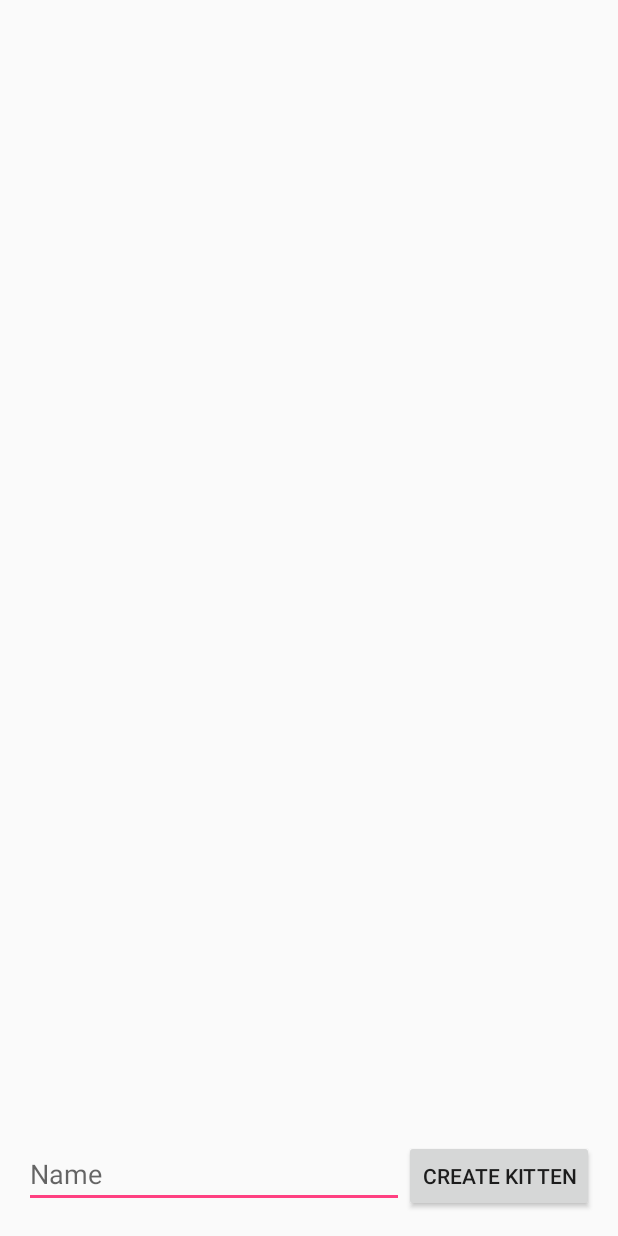
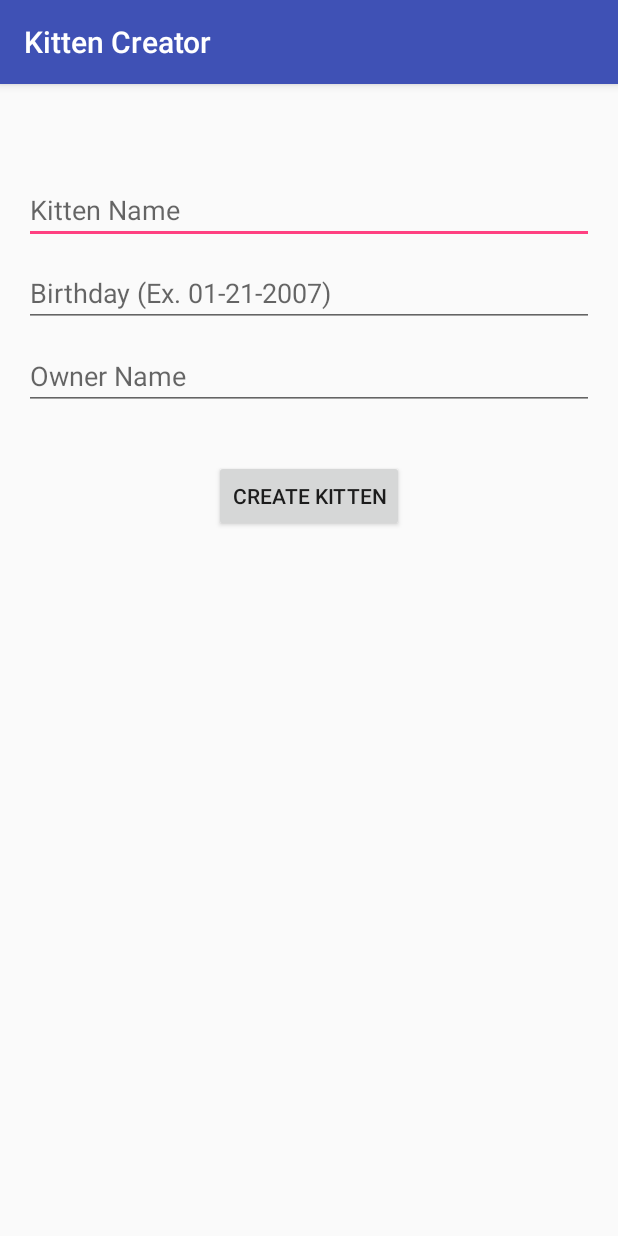
Before and after one commit to Summer-Rose/Epicodus_ParseSubclass_Demo, an Android app: the screen it shows after launch (MainActivity), on a phone screen of 412 x 824 dp. Run offline under Robolectric (Android 15) with nearby library versions, the phone set to English and light mode, and no system bars; libraries missing offline, so code that uses them is left out: com.parse; 3 statements that could not run were skipped.

Commit message:
Add RecyclerView with custom list adapter

```diff
--- a/app/build.gradle
+++ b/app/build.gradle
@@ -23,6 +23,8 @@ dependencies {
     compile fileTree(dir: 'libs', include: ['*.jar'])
     testCompile 'junit:junit:4.12'
     compile 'com.android.support:appcompat-v7:23.1.1'
+    compile 'com.android.support:recyclerview-v7:23.1.1'
     compile 'com.parse.bolts:bolts-android:1.+'
     compile 'com.parse:parse-android:1.+'
+    compile 'com.jakewharton:butterknife:7.0.1'
 }
--- a/app/src/main/java/com/example/guest/parsetest/ParseTestApplication.java
+++ b/app/src/main/java/com/example/guest/parsetest/KittenCreator.java
@@ -2,18 +2,19 @@ package com.example.guest.parsetest;
 
 import android.app.Application;
 
+import com.example.guest.parsetest.models.Kitten;
 import com.parse.Parse;
 import com.parse.ParseObject;
 
 /**
  * Created by Guest on 12/3/15.
  */
-public class ParseTestApplication extends Application {
+public class KittenCreator extends Application {
     @Override public void onCreate() {
         super.onCreate();
 
         Parse.enableLocalDatastore(this);
         ParseObject.registerSubclass(Kitten.class);
-        Parse.initialize(this, "NUF3Zno2ci0DasLAVHXWP4NiFU398KRxEaPavmZ2", "NbqbPVnVm30hIX6UMWF5Xml3jNe2CoDt5l4I6DlB");
+        Parse.initialize(this, this.getString(R.string.parse_application_id), this.getString(R.string.parse_client_key));
     }
 }
--- a/app/src/main/java/com/example/guest/parsetest/MainActivity.java
+++ /dev/null
@@ -1,49 +0,0 @@
-package com.example.guest.parsetest;
-
-import android.app.ListActivity;
-import android.os.Bundle;
-import android.view.View;
-import android.widget.ArrayAdapter;
-import android.widget.EditText;
-
-import com.parse.FindCallback;
-import com.parse.ParseException;
-
-import java.util.ArrayList;
-import java.util.List;
-
-public class MainActivity extends ListActivity {
-    ArrayAdapter<String> adapter;
-
-    @Override
-    protected void onCreate(Bundle savedInstanceState) {
-        super.onCreate(savedInstanceState);
-        setContentView(R.layout.activity_main);
-
-        final EditText kittenNameEditText = (EditText) findViewById(R.id.kittenNameEditText);
-
-        findViewById(R.id.createKittenButton).setOnClickListener(new View.OnClickListener() {
-            @Override
-            public void onClick(View v) {
-                String name = kittenNameEditText.getText().toString();
-                Kitten newKitten = new Kitten(name);
-                newKitten.saveInBackground();
-                adapter.add(name);
-                kittenNameEditText.setText("");
-            }
-        });
-
-        Kitten.findAll(new FindCallback<Kitten>() {
-            @Override
-            public void done(List<Kitten> kittens, ParseException e) {
-                ArrayList<String> kittenNames = new ArrayList<String>();
-                for (int i = 0; i < kittens.size(); i++) {
-                    kittenNames.add(kittens.get(i).getString("name"));
-                }
-                adapter = new ArrayAdapter<String>(MainActivity.this, android.R.layout.simple_list_item_1, kittenNames);
-                setListAdapter(adapter);
-            }
-        });
-
-    }
-}
--- /dev/null
+++ b/app/src/main/java/com/example/guest/parsetest/ui/MainActivity.java
@@ -0,0 +1,35 @@
+package com.example.guest.parsetest.ui;
+
+import android.content.Intent;
+import android.os.Bundle;
+import android.support.v7.app.AppCompatActivity;
+import android.view.View;
+import android.widget.EditText;
+
+import com.example.guest.parsetest.models.Kitten;
+import com.example.guest.parsetest.R;
+
+public class MainActivity extends AppCompatActivity {
+    @Override
+    protected void onCreate(Bundle savedInstanceState) {
+        super.onCreate(savedInstanceState);
+        setContentView(R.layout.activity_main);
+
+        final EditText kittenNameEditText = (EditText) findViewById(R.id.kittenNameEditText);
+        final EditText birthdayEditText = (EditText) findViewById(R.id.birthdayEditText);
+        final EditText ownerEditText = (EditText) findViewById(R.id.ownerEditText);
+
+        findViewById(R.id.createKittenButton).setOnClickListener(new View.OnClickListener() {
+            @Override
+            public void onClick(View v) {
+                String name = kittenNameEditText.getText().toString();
+                String birthday = birthdayEditText.getText().toString();
+                String owner = ownerEditText.getText().toString();
+                Kitten newKitten = new Kitten(name, owner, birthday);
+                newKitten.saveInBackground();
+                Intent intent = new Intent(MainActivity.this, KittenListActivity.class);
+                startActivity(intent);
+            }
+        });
+    }
+}
--- a/app/src/main/res/layout/activity_main.xml
+++ b/app/src/main/res/layout/activity_main.xml
@@ -6,29 +6,40 @@
     android:paddingTop="@dimen/activity_vertical_margin"
     android:paddingBottom="@dimen/activity_vertical_margin" tools:context=".MainActivity">
 
+    <EditText
+        android:layout_width="match_parent"
+        android:layout_height="wrap_content"
+        android:id="@+id/kittenNameEditText"
+        android:hint="Kitten Name"
+        android:layout_alignParentTop="true"
+        android:layout_centerHorizontal="true"
+        android:layout_marginTop="45dp"/>
+
     <Button
         android:layout_width="wrap_content"
         android:layout_height="wrap_content"
         android:text="Create Kitten"
         android:id="@+id/createKittenButton"
-        android:layout_alignParentBottom="true"
-        android:layout_alignParentRight="true"
-        android:layout_alignParentEnd="true"/>
+        android:layout_below="@+id/ownerEditText"
+        android:layout_centerHorizontal="true"
+        android:layout_marginTop="33dp"/>
 
-    <ListView
-        android:layout_width="wrap_content"
+    <EditText
+        android:layout_width="match_parent"
         android:layout_height="wrap_content"
-        android:id="@android:id/list"
+        android:id="@+id/birthdayEditText"
+        android:hint="Birthday (Ex. 01-21-2007)"
+        android:paddingTop="20dp"
+        android:layout_below="@+id/kittenNameEditText"
         android:layout_centerHorizontal="true"/>
 
     <EditText
         android:layout_width="match_parent"
         android:layout_height="wrap_content"
-        android:id="@+id/kittenNameEditText"
-        android:layout_alignTop="@+id/createKittenButton"
-        android:layout_alignParentLeft="true"
-        android:layout_alignParentStart="true"
-        android:layout_toLeftOf="@+id/createKittenButton"
-        android:layout_toStartOf="@+id/createKittenButton"
-        android:hint="Name"/>
+        android:id="@+id/ownerEditText"
+        android:hint="Owner Name"
+        android:paddingTop="20dp"
+        android:layout_below="@+id/birthdayEditText"
+        android:layout_centerHorizontal="true"/>
+
 </RelativeLayout>
--- /dev/null
+++ b/app/src/main/res/values/parse.xml
@@ -0,0 +1,5 @@
+<?xml version="1.0" encoding="utf-8"?>
+<resources>
+    <string name="parse_application_id">NUF3Zno2ci0DasLAVHXWP4NiFU398KRxEaPavmZ2</string>
+    <string name="parse_client_key">NbqbPVnVm30hIX6UMWF5Xml3jNe2CoDt5l4I6DlB</string>
+</resources>
--- a/app/src/main/res/values/strings.xml
+++ b/app/src/main/res/values/strings.xml
@@ -1,3 +1,7 @@
 <resources>
     <string name="app_name">Kitten Creator</string>
+    <string name="title_activity_kitten_list">KittenListActivity</string>
+
+    <string name="hello_world">Hello world!</string>
+    <string name="action_settings">Settings</string>
 </resources>
```
Also changed, not shown: app/src/main/AndroidManifest.xml (+11 -3 lines), app/src/main/java/com/example/guest/parsetest/Kitten.java (deleted, +0 -31 lines), app/src/main/java/com/example/guest/parsetest/adapters/KittenAdapter.java (added, +65 -0 lines), app/src/main/java/com/example/guest/parsetest/models/Kitten.java (added, +51 -0 lines), app/src/main/java/com/example/guest/parsetest/ui/KittenListActivity.java (added, +49 -0 lines), app/src/main/res/layout/activity_kitten_list.xml (added, +12 -0 lines), app/src/main/res/layout/kitten_list_item.xml (added, +49 -0 lines), app/src/main/res/menu/menu_kitten_list.xml (added, +9 -0 lines), app/src/main/res/drawable-hdpi/cat_icon.png (added), app/src/main/res/drawable-mdpi/cat_icon.png (added), app/src/main/res/drawable-xhdpi/cat_icon.png (added), app/src/main/res/drawable-xxhdpi/cat_icon.png (added), app/src/main/res/drawable/cat.png (added), 1 other file.
